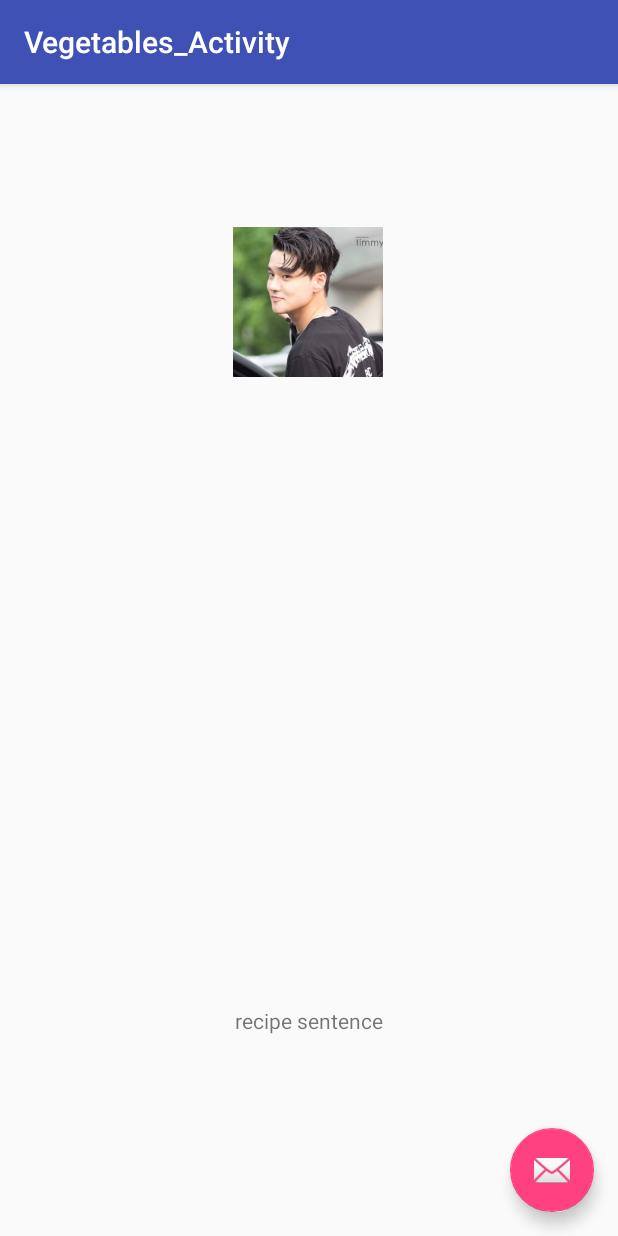
After one commit to jsayram/AndroidApp_Assigment, an Android app: the Vegetables_Activity screen opened directly, with no data from a screen before it, on a phone screen of 412 x 824 dp. The commit adds this screen. Run offline under Robolectric (Android 15) with nearby library versions, the phone set to English and light mode, and no system bars.

Commit message:
added a new activity for the vegetable template

```diff
--- a/app/src/main/AndroidManifest.xml
+++ b/app/src/main/AndroidManifest.xml
@@ -29,11 +29,11 @@
                 <category android:name="android.intent.category.LAUNCHER" />
             </intent-filter>
         </activity>
+
         <activity
-            android:name=".Breakfast_Activity1"
-            android:label="@string/title_activity_breakfast_1"
-            android:theme="@style/AppTheme.NoActionBar" />
-        <activity android:name=".BreakfastActivity"></activity>
+            android:name=".Vegetables_Activity"
+            android:label="@string/title_activity_vegetables_"
+            android:theme="@style/AppTheme.NoActionBar"></activity>
     </application>
 
 </manifest>
--- /dev/null
+++ b/app/src/main/java/com/chefd/mealprep/mealprep/Vegetables_Activity.java
@@ -0,0 +1,29 @@
+package com.chefd.mealprep.mealprep;
+
+import android.os.Bundle;
+import android.support.design.widget.FloatingActionButton;
+import android.support.design.widget.Snackbar;
+import android.support.v7.app.AppCompatActivity;
+import android.support.v7.widget.Toolbar;
+import android.view.View;
+
+public class Vegetables_Activity extends AppCompatActivity {
+
+    @Override
+    protected void onCreate(Bundle savedInstanceState) {
+        super.onCreate(savedInstanceState);
+        setContentView(R.layout.activity_vegetables_);
+        Toolbar toolbar = (Toolbar) findViewById(R.id.toolbar);
+        setSupportActionBar(toolbar);
+
+        FloatingActionButton fab = (FloatingActionButton) findViewById(R.id.fab);
+        fab.setOnClickListener(new View.OnClickListener() {
+            @Override
+            public void onClick(View view) {
+                Snackbar.make(view, "Replace with your own action", Snackbar.LENGTH_LONG)
+                        .setAction("Action", null).show();
+            }
+        });
+    }
+
+}
--- /dev/null
+++ b/app/src/main/res/layout/activity_vegetables_.xml
@@ -0,0 +1,34 @@
+<?xml version="1.0" encoding="utf-8"?>
+<android.support.design.widget.CoordinatorLayout xmlns:android="http://schemas.android.com/apk/res/android"
+    xmlns:app="http://schemas.android.com/apk/res-auto"
+    xmlns:tools="http://schemas.android.com/tools"
+    android:layout_width="match_parent"
+    android:layout_height="match_parent"
+    android:fitsSystemWindows="true"
+    tools:context="com.chefd.mealprep.mealprep.Vegetables_Activity">
+
+    <android.support.design.widget.AppBarLayout
+        android:layout_width="match_parent"
+        android:layout_height="wrap_content"
+        android:theme="@style/AppTheme.AppBarOverlay">
+
+        <android.support.v7.widget.Toolbar
+            android:id="@+id/toolbar"
+            android:layout_width="match_parent"
+            android:layout_height="?attr/actionBarSize"
+            android:background="?attr/colorPrimary"
+            app:popupTheme="@style/AppTheme.PopupOverlay" />
+
+    </android.support.design.widget.AppBarLayout>
+
+    <include layout="@layout/content_vegetables_" />
+
+    <android.support.design.widget.FloatingActionButton
+        android:id="@+id/fab"
+        android:layout_width="wrap_content"
+        android:layout_height="wrap_content"
+        android:layout_gravity="bottom|end"
+        android:layout_margin="@dimen/fab_margin"
+        app:srcCompat="@android:drawable/ic_dialog_email" />
+
+</android.support.design.widget.CoordinatorLayout>
--- /dev/null
+++ b/app/src/main/res/layout/content_vegetables_.xml
@@ -0,0 +1,35 @@
+<?xml version="1.0" encoding="utf-8"?>
+<RelativeLayout xmlns:android="http://schemas.android.com/apk/res/android"
+    xmlns:app="http://schemas.android.com/apk/res-auto"
+    xmlns:tools="http://schemas.android.com/tools"
+    android:id="@+id/content_vegetables_"
+    android:layout_width="match_parent"
+    android:layout_height="match_parent"
+    android:paddingBottom="@dimen/activity_vertical_margin"
+    android:paddingLeft="@dimen/activity_horizontal_margin"
+    android:paddingRight="@dimen/activity_horizontal_margin"
+    android:paddingTop="@dimen/activity_vertical_margin"
+    app:layout_behavior="@string/appbar_scrolling_view_behavior"
+    tools:context="com.chefd.mealprep.mealprep.Vegetables_Activity"
+    tools:showIn="@layout/activity_vegetables_">
+
+    <TextView
+        android:text="@string/recipe_v_textview"
+        android:layout_width="wrap_content"
+        android:layout_height="wrap_content"
+        android:layout_alignParentBottom="true"
+        android:layout_centerHorizontal="true"
+        android:layout_marginBottom="118dp"
+        android:id="@+id/Vegetable_Textview" />
+
+    <ImageView
+        android:layout_width="wrap_content"
+        android:layout_height="wrap_content"
+        app:srcCompat="@drawable/handsomeman"
+        android:layout_marginTop="79dp"
+        android:id="@+id/imageView_v1"
+        android:layout_alignParentTop="true"
+        android:layout_alignRight="@+id/Vegetable_Textview"
+        android:layout_alignEnd="@+id/Vegetable_Textview" />
+
+</RelativeLayout>
--- a/app/src/main/res/values/strings.xml
+++ b/app/src/main/res/values/strings.xml
@@ -14,5 +14,8 @@
     <string name="Carbohydrates">Carbohydrates</string>
     <string name="Vegetables">Vegetables</string>
     <string name="Favorite">Favorite</string>
+    <string name="title_activity_vegetables_">Vegetables_Activity</string>
+    <string name="recipe_v_textview">recipe sentence</string>
+
 
 </resources>
```
Also changed, not shown: app/build.gradle (line endings or trailing spaces).
